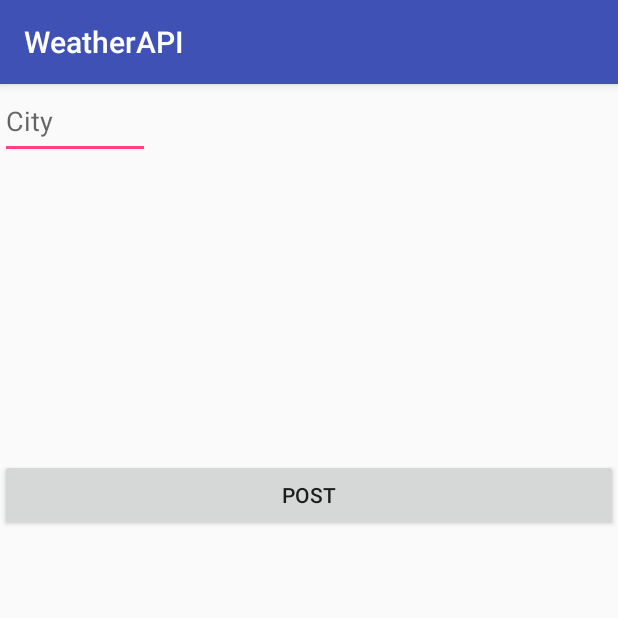
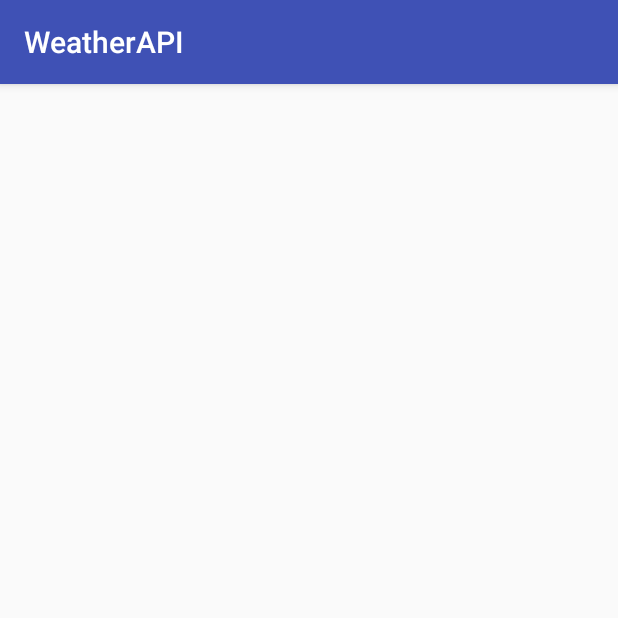
Before and after one commit to Harunhs/WeatherAPI, an Android app: the screen it shows after launch (MainActivity), on a phone screen of 412 x 824 dp, the top half of it. Run offline under Robolectric (Android 15) with nearby library versions, the phone set to English and light mode, and no system bars; our stand-ins replace ButterKnife.

```diff
--- a/app/build.gradle
+++ b/app/build.gradle
@@ -28,6 +28,7 @@ dependencies {
     compile 'com.android.support.constraint:constraint-layout:1.0.2'
     compile 'com.squareup.retrofit2:retrofit:2.1.0'
     compile 'com.squareup.retrofit2:converter-gson:2.1.0'
+    compile 'com.android.support:support-v4:25.3.1'
 
     compile 'com.squareup.okhttp3:logging-interceptor:3.8.1'
 
--- a/app/src/main/AndroidManifest.xml
+++ b/app/src/main/AndroidManifest.xml
@@ -10,7 +10,7 @@
         android:roundIcon="@mipmap/ic_launcher_round"
         android:supportsRtl="true"
         android:theme="@style/AppTheme">
-        <activity android:name=".Activities.MainActivity">
+        <activity android:name=".activities.MainActivity">
             <intent-filter>
                 <action android:name="android.intent.action.MAIN" />
 
--- a/app/src/main/java/com/example/harun/weatherapi/Activities/MainActivity.java
+++ /dev/null
@@ -1,128 +0,0 @@
-package com.example.harun.weatherapi.Activities;
-
-import android.support.v7.app.AppCompatActivity;
-import android.os.Bundle;
-import android.view.View;
-import android.widget.Button;
-import android.widget.EditText;
-import android.widget.TextView;
-
-
-import com.example.harun.weatherapi.Models.Post;
-import com.example.harun.weatherapi.Models.WeatherModel;
-import com.example.harun.weatherapi.Models.WeatherModelList;
-import com.example.harun.weatherapi.R;
-
-
-import java.util.List;
-
-import butterknife.BindView;
-import butterknife.ButterKnife;
-import retrofit2.Call;
-import retrofit2.Callback;
-import retrofit2.Response;
-
-public class MainActivity extends AppCompatActivity {
-
-    @BindView(R.id.text1)
-    public TextView text1;
-    @BindView(R.id.city_name)
-    public EditText city_name;
-    @BindView(R.id.set_city)
-    public Button set_city;
-
-    public Double temp2=null;
-    private Post post;
-    public Integer i=null;
-
-    private WeatherModel weatherModel;
-    private List<WeatherModelList> weatherModelList;
-
-    @Override
-    protected void onCreate(Bundle savedInstanceState) {
-        super.onCreate(savedInstanceState);
-        setContentView(R.layout.activity_main);
-        ButterKnife.bind(this);
-
-
-
-       set_city.setOnClickListener(new View.OnClickListener() {
-           @Override
-           public void onClick(View view) {
-
-                /*
-               String city=city_name.getText().toString();
-               postWeather(city);
-
-               */
-                getWeatherList();
-
-               getWeather2(i);
-
-
-
-
-           }
-       });
-
-
-    }
-
-
-     void postWeather(final String city){
-         ApiClient.createService(this)
-                 .savePost(city)
-                 .enqueue(new Callback<Post>() {
-                     @Override
-                     public void onResponse(Call<Post> call, Response<Post> response) {
-                         post=response.body();
-                         post.setCity(city);
-                     }
-
-                     @Override
-                     public void onFailure(Call<Post> call, Throwable t) {
-
-                     }
-                 });
-     }
-
-     void getWeatherList(){
-         ApiClient.createService(this)
-                 .getWeatherList("London")
-                 .enqueue(new Callback<List<WeatherModelList>>() {
-                     @Override
-                     public void onResponse(Call<List<WeatherModelList>> call, Response<List<WeatherModelList>> response) {
-
-                         weatherModelList=response.body();
-                         i=weatherModelList.get(0).getId();
-                     }
-
-                     @Override
-                     public void onFailure(Call<List<WeatherModelList>> call, Throwable t) {
-
-                     }
-                 });
-
-     }
-     void getWeather2(int i){
-         ApiClient.createService(this)
-                 .getWeather2(i)
-                 .enqueue(new Callback<WeatherModel>() {
-                     @Override
-                     public void onResponse(Call<WeatherModel> call, Response<WeatherModel> response) {
-                         weatherModel=response.body();
-                         temp2=weatherModel.getTemp();
-                         text1.setText(String.valueOf(temp2));
-                     }
-
-                     @Override
-                     public void onFailure(Call<WeatherModel> call, Throwable t) {
-
-                     }
-                 });
-     }
-
-
-
-
-}
--- /dev/null
+++ b/app/src/main/java/com/example/harun/weatherapi/activities/MainActivity.java
@@ -0,0 +1,83 @@
+package com.example.harun.weatherapi.activities;
+
+import android.content.Context;
+import android.support.v7.app.AppCompatActivity;
+import android.os.Bundle;
+
+
+import com.example.harun.weatherapi.models.response.WeatherModel;
+import com.example.harun.weatherapi.models.response.LocalWeatherModel;
+import com.example.harun.weatherapi.R;
+import com.example.harun.weatherapi.network.ApiClient;
+import com.example.harun.weatherapi.network.ApiService;
+
+
+import java.util.List;
+
+import butterknife.ButterKnife;
+import retrofit2.Call;
+import retrofit2.Callback;
+import retrofit2.Response;
+
+public class MainActivity extends AppCompatActivity {
+
+    private Context mContext;
+    private ApiService apiService;
+
+
+    @Override
+    protected void onCreate(Bundle savedInstanceState) {
+        super.onCreate(savedInstanceState);
+        setContentView(R.layout.activity_main);
+        ButterKnife.bind(this);
+
+        mContext = getApplicationContext();
+        apiService = ApiClient.createService(mContext);
+
+
+
+    }
+
+
+
+    void getLocalWeatherWithID(int id) {
+
+        apiService
+                .getLocalWeatherWithID(id)
+                .enqueue(new Callback<WeatherModel>() {
+                    @Override
+                    public void onResponse(Call<WeatherModel> call, Response<WeatherModel> response) {
+                        int i = 0;
+                    }
+
+                    @Override
+                    public void onFailure(Call<WeatherModel> call, Throwable t) {
+
+                    }
+                });
+
+    }
+
+    void getLocalWeatherWithCityName(String cityName) {
+
+        apiService
+                .getLocalWeathers(cityName)
+                .enqueue(new Callback<List<LocalWeatherModel>>() {
+                    @Override
+                    public void onResponse(Call<List<LocalWeatherModel>> call,
+                                           Response<List<LocalWeatherModel>> response) {
+
+
+                    }
+
+                    @Override
+                    public void onFailure(Call<List<LocalWeatherModel>> call,
+                                          Throwable t) {
+
+                    }
+                });
+
+    }
+
+
+}
--- a/app/src/main/java/com/example/harun/weatherapi/Models/Post.java
+++ b/app/src/main/java/com/example/harun/weatherapi/models/request/WeatherRequest.java
@@ -1,4 +1,4 @@
-package com.example.harun.weatherapi.Models;
+package com.example.harun.weatherapi.models.request;
 
 import com.google.gson.annotations.SerializedName;
 
@@ -6,7 +6,8 @@ import com.google.gson.annotations.SerializedName;
  * Created by Harun on 7.11.2017.
  */
 
-public class Post {
+public class WeatherRequest {
+
     @SerializedName("city")
     public String city;
 
--- /dev/null
+++ b/app/src/main/java/com/example/harun/weatherapi/network/ApiService.java
@@ -0,0 +1,46 @@
+package com.example.harun.weatherapi.network;
+
+
+
+import com.example.harun.weatherapi.models.request.WeatherRequest;
+import com.example.harun.weatherapi.models.response.WeatherModel;
+
+import com.example.harun.weatherapi.models.response.LocalWeatherModel;
+
+
+import java.util.List;
+
+import retrofit2.Call;
+import retrofit2.http.Field;
+import retrofit2.http.FormUrlEncoded;
+import retrofit2.http.GET;
+import retrofit2.http.POST;
+import retrofit2.http.Path;
+import retrofit2.http.Query;
+
+/**
+ * Created by Harun on 30.10.2017.
+ */
+
+public interface ApiService {
+
+
+    /*
+    @POST("/hava/current-weather/")
+    Call<WeatherRequest> savePost(@Field("city") String city);
+
+    @GET("hava/weathers")
+    Call<List<LocalWeatherModel>> getWeatherList(@Query("city_name") String city);
+
+    @GET("hava/weathers/{id}")
+    Call<WeatherModel> getWeather2(@Path("id") int id);
+    */
+
+    @GET("hava/weathers/{id}")
+    Call<WeatherModel> getLocalWeatherWithID(@Path("id") int id);
+
+    @GET("hava/weathers")
+    Call<List<LocalWeatherModel>> getLocalWeathers(@Query("city_name") String cityName);
+
+
+}
--- a/app/src/main/res/layout/activity_main.xml
+++ b/app/src/main/res/layout/activity_main.xml
@@ -2,41 +2,10 @@
 <RelativeLayout xmlns:android="http://schemas.android.com/apk/res/android"
     xmlns:tools="http://schemas.android.com/tools"
     android:layout_width="match_parent"
-    android:layout_height="match_parent"
-    tools:context="com.example.harun.weatherapi.Activities.MainActivity">
-
-    <LinearLayout
-        android:layout_width="match_parent"
-        android:layout_height="wrap_content"
-        android:orientation="vertical"
-        >
-
-        <EditText
-            android:layout_width="100dp"
-            android:layout_height="50dp"
-            android:id="@+id/city_name"
-            android:hint="City"
-            />
-
-    <TextView
-        android:layout_width="200dp"
-        android:layout_height="200dp"
-        android:id="@+id/text1"
+    android:layout_height="match_parent">
 
 
-        />
-        <Button
-            android:layout_width="match_parent"
-            android:layout_height="wrap_content"
-            android:id="@+id/set_city"
-            android:text="Post"
-            />
 
-        <FrameLayout
-            android:id="@+id/container"
-            android:layout_width="match_parent"
-            android:layout_height="match_parent"/>
 
-    </LinearLayout>
 
 </RelativeLayout>
```
Also changed, not shown: app/src/main/java/com/example/harun/weatherapi/Interface/ApiService.java (deleted, +0 -39 lines), app/src/main/java/com/example/harun/weatherapi/Models/WeatherModel.java (deleted, +0 -96 lines), app/src/main/java/com/example/harun/weatherapi/Models/WeatherModelList.java (deleted, +0 -43 lines), app/src/main/java/com/example/harun/weatherapi/models/response/LocalWeatherModel.java (added, +31 -0 lines), app/src/main/java/com/example/harun/weatherapi/models/response/WeatherModel.java (added, +59 -0 lines), app/src/main/java/com/example/harun/weatherapi/network/ApiClient.java (renamed from app/src/main/java/com/example/harun/weatherapi/Activities/ApiClient.java, +1 -9 lines).
